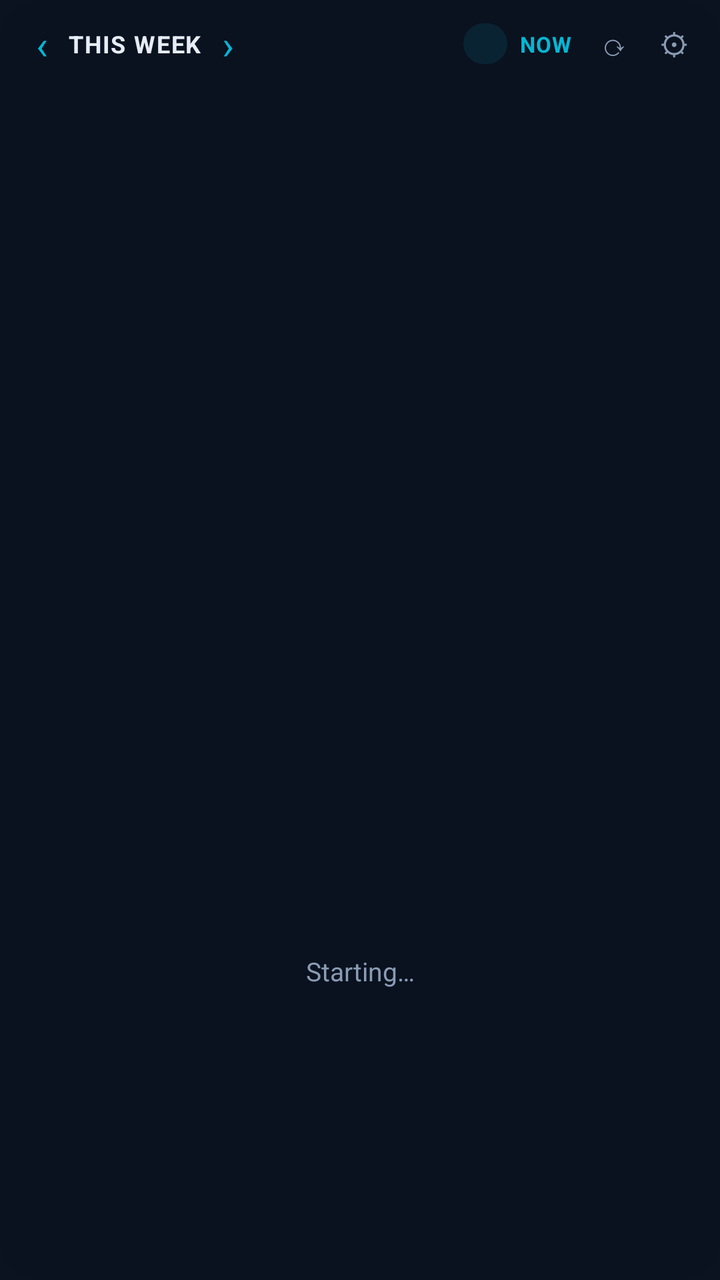
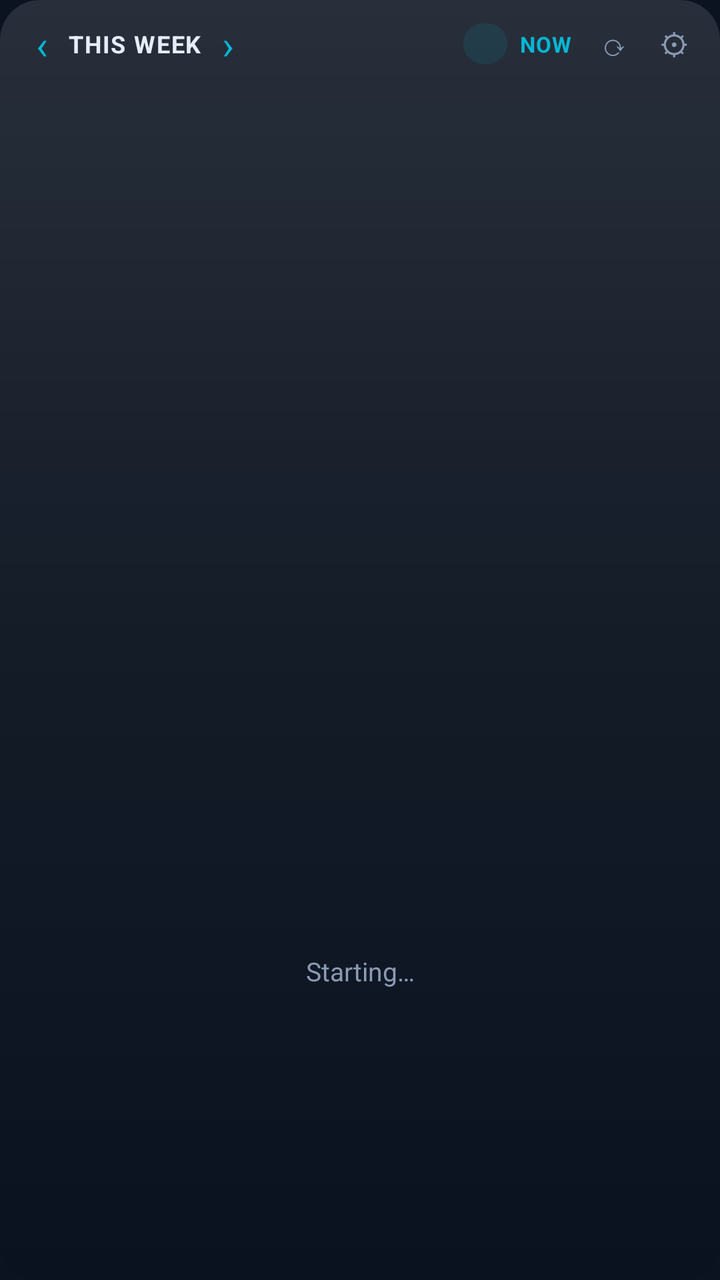

An Android layout rendered at two revisions. The XML below is the earlier revision; the diff shows what the commit changed to produce the second picture.
<!-- AndroidManifest.xml: application theme Theme.StoneDragonSchedule -->
<!-- res/layout/widget_schedule.xml -->
<?xml version="1.0" encoding="utf-8"?>
<LinearLayout xmlns:android="http://schemas.android.com/apk/res/android"
    android:id="@+id/widget_root"
    android:layout_width="match_parent"
    android:layout_height="match_parent"
    android:orientation="vertical"
    android:background="@drawable/widget_bg"
    android:paddingLeft="8dp"
    android:paddingRight="8dp"
    android:paddingTop="6dp"
    android:paddingBottom="6dp">

    <LinearLayout
        android:layout_width="match_parent"
        android:layout_height="wrap_content"
        android:orientation="horizontal"
        android:gravity="center_vertical"
        android:paddingBottom="2dp">

        <TextView
            android:id="@+id/widget_prev"
            android:layout_width="26dp"
            android:layout_height="32dp"
            android:gravity="center"
            android:text="‹"
            android:textSize="20sp"
            android:textColor="@color/accent"
            android:contentDescription="@string/prev_day" />

        <TextView
            android:id="@+id/widget_date"
            android:layout_width="wrap_content"
            android:layout_height="wrap_content"
            android:maxLines="1"
            android:ellipsize="end"
            android:text="THIS WEEK"
            android:textSize="12sp"
            android:textStyle="bold"
            android:letterSpacing="0.05"
            android:textColor="@color/text" />

        <TextView
            android:id="@+id/widget_next"
            android:layout_width="26dp"
            android:layout_height="32dp"
            android:gravity="center"
            android:text="›"
            android:textSize="20sp"
            android:textColor="@color/accent"
            android:contentDescription="@string/next_day" />

        
        <TextView
            android:layout_width="0dp"
            android:layout_height="1dp"
            android:layout_weight="1"
            android:text="" />

        <TextView
            android:id="@+id/widget_count"
            android:layout_width="wrap_content"
            android:layout_height="wrap_content"
            android:minWidth="22dp"
            android:gravity="center"
            android:text=""
            android:textSize="12sp"
            android:textStyle="bold"
            android:textColor="@color/accent"
            android:background="@drawable/count_bg"
            android:paddingStart="7dp"
            android:paddingEnd="7dp"
            android:paddingTop="2dp"
            android:paddingBottom="2dp" />

        
        <TextView
            android:id="@+id/widget_now"
            android:layout_width="wrap_content"
            android:layout_height="32dp"
            android:minWidth="32dp"
            android:gravity="center"
            android:paddingStart="6dp"
            android:paddingEnd="6dp"
            android:text="@string/now"
            android:textSize="11sp"
            android:textStyle="bold"
            android:letterSpacing="0.04"
            android:textColor="@color/accent"
            android:contentDescription="@string/now_desc" />

        <TextView
            android:id="@+id/widget_refresh"
            android:layout_width="30dp"
            android:layout_height="32dp"
            android:gravity="center"
            android:text="⟳"
            android:textSize="15sp"
            android:textColor="@color/muted"
            android:contentDescription="@string/refresh" />

        
        <TextView
            android:id="@+id/widget_settings"
            android:layout_width="30dp"
            android:layout_height="32dp"
            android:gravity="center"
            android:text="⚙"
            android:textSize="15sp"
            android:textColor="@color/muted"
            android:contentDescription="@string/settings" />
    </LinearLayout>

    <ListView
        android:id="@+id/widget_list"
        android:layout_width="match_parent"
        android:layout_height="0dp"
        android:layout_weight="1"
        android:divider="@color/divider"
        android:dividerHeight="1dp"
        android:scrollbars="none" />

    <TextView
        android:id="@+id/widget_empty"
        android:layout_width="match_parent"
        android:layout_height="0dp"
        android:layout_weight="1"
        android:gravity="center"
        android:text="@string/widget_starting"
        android:textSize="13sp"
        android:textColor="@color/muted" />
</LinearLayout>
<!-- resources referenced by this layout -->
<resources>
  <color name="accent">#06B6D4</color>
  <color name="divider">#1E2A3D</color>
  <color name="muted">#8A9BB4</color>
  <color name="text">#E6EDF7</color>
  <!-- drawable count_bg (drawable) -->
  <?xml version="1.0" encoding="utf-8"?>
  <shape xmlns:android="http://schemas.android.com/apk/res/android" android:shape="rectangle">
      <solid android:color="#1A06B6D4" />
      <corners android:radius="999dp" />
  </shape>
  <!-- drawable widget_bg (drawable) -->
  <?xml version="1.0" encoding="utf-8"?>
  <shape xmlns:android="http://schemas.android.com/apk/res/android" android:shape="rectangle">
      <solid android:color="@color/widget_bg" />
      <corners android:radius="20dp" />
  </shape>
  <string name="next_day">Next week</string>
  <string name="now">NOW</string>
  <string name="now_desc">Jump to now</string>
  <string name="prev_day">Previous week</string>
  <string name="refresh">Refresh</string>
  <string name="settings">Settings</string>
  <string name="widget_starting">Starting…</string>
  <style name="Theme.StoneDragonSchedule" parent="Theme.MaterialComponents.DayNight.NoActionBar">
          <item name="colorPrimary">@color/accent</item>
          <item name="android:windowBackground">@color/bg</item>
      </style>
  <color name="widget_bg">#E60B1220</color>
  <color name="bg">#0B1220</color>
</resources>

<!-- the commit's change to res/layout/widget_schedule.xml (unified diff, before → after) -->
@@ -1,10 +1,31 @@
 <?xml version="1.0" encoding="utf-8"?>
-<LinearLayout xmlns:android="http://schemas.android.com/apk/res/android"
+<FrameLayout xmlns:android="http://schemas.android.com/apk/res/android"
     android:id="@+id/widget_root"
+    android:layout_width="match_parent"
+    android:layout_height="match_parent">
+
+    <ImageView
+        android:id="@+id/widget_panel"
+        android:layout_width="match_parent"
+        android:layout_height="match_parent"
+        android:scaleType="fitXY"
+        android:src="@drawable/widget_bg"
+        android:contentDescription="@null" />
+
+    
+    <ImageView
+        android:id="@+id/widget_sheen"
+        android:layout_width="match_parent"
+        android:layout_height="match_parent"
+        android:scaleType="fitXY"
+        android:src="@drawable/panel_sheen_dark"
+        android:contentDescription="@null" />
+
+<LinearLayout
+    android:id="@+id/widget_content"
     android:layout_width="match_parent"
     android:layout_height="match_parent"
     android:orientation="vertical"
-    android:background="@drawable/widget_bg"
     android:paddingLeft="8dp"
     android:paddingRight="8dp"
     android:paddingTop="6dp"
@@ -25,6 +46,16 @@
             android:text="‹"
             android:textSize="20sp"
             android:textColor="@color/accent"
+            android:contentDescription="@string/prev_day" />
+
+        
+        <ImageView
+            android:id="@+id/widget_date_art"
+            android:layout_width="wrap_content"
+            android:layout_height="wrap_content"
+            android:adjustViewBounds="true"
+            android:scaleType="fitCenter"
+            android:visibility="gone"
             android:contentDescription="@string/prev_day" />
 
         <TextView
@@ -129,3 +160,4 @@
         android:textSize="13sp"
         android:textColor="@color/muted" />
 </LinearLayout>
+</FrameLayout>
<!-- resource entries referenced after the edit -->
@@ -9,6 +9,17 @@
   <shape xmlns:android="http://schemas.android.com/apk/res/android" android:shape="rectangle">
       <solid android:color="#1A06B6D4" />
       <corners android:radius="999dp" />
+  </shape>
+  <!-- drawable panel_sheen_dark (drawable) -->
+  <?xml version="1.0" encoding="utf-8"?>
+  <shape xmlns:android="http://schemas.android.com/apk/res/android" android:shape="rectangle">
+      <corners android:radius="20dp" />
+      <gradient
+          android:type="linear"
+          android:angle="270"
+          android:startColor="#1FFFFFFF"
+          android:centerColor="#0AFFFFFF"
+          android:endColor="#00FFFFFF" />
   </shape>
   <!-- drawable widget_bg (drawable) -->
   <?xml version="1.0" encoding="utf-8"?>
